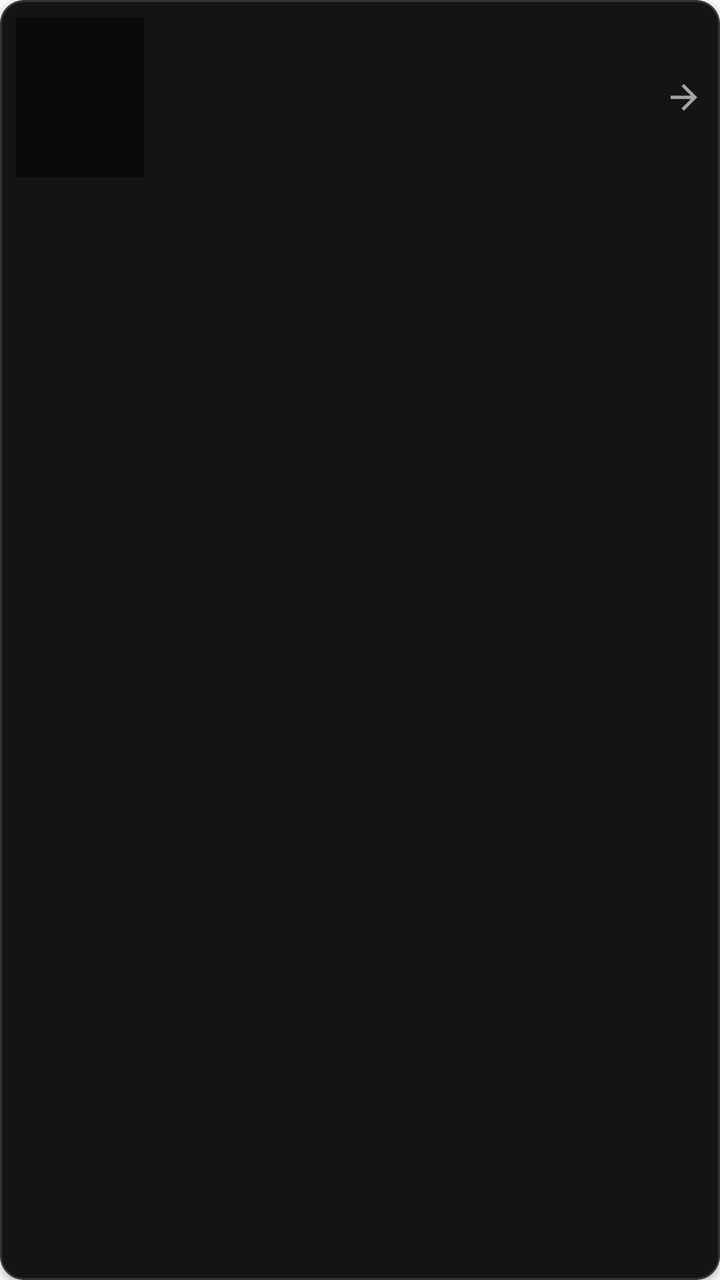
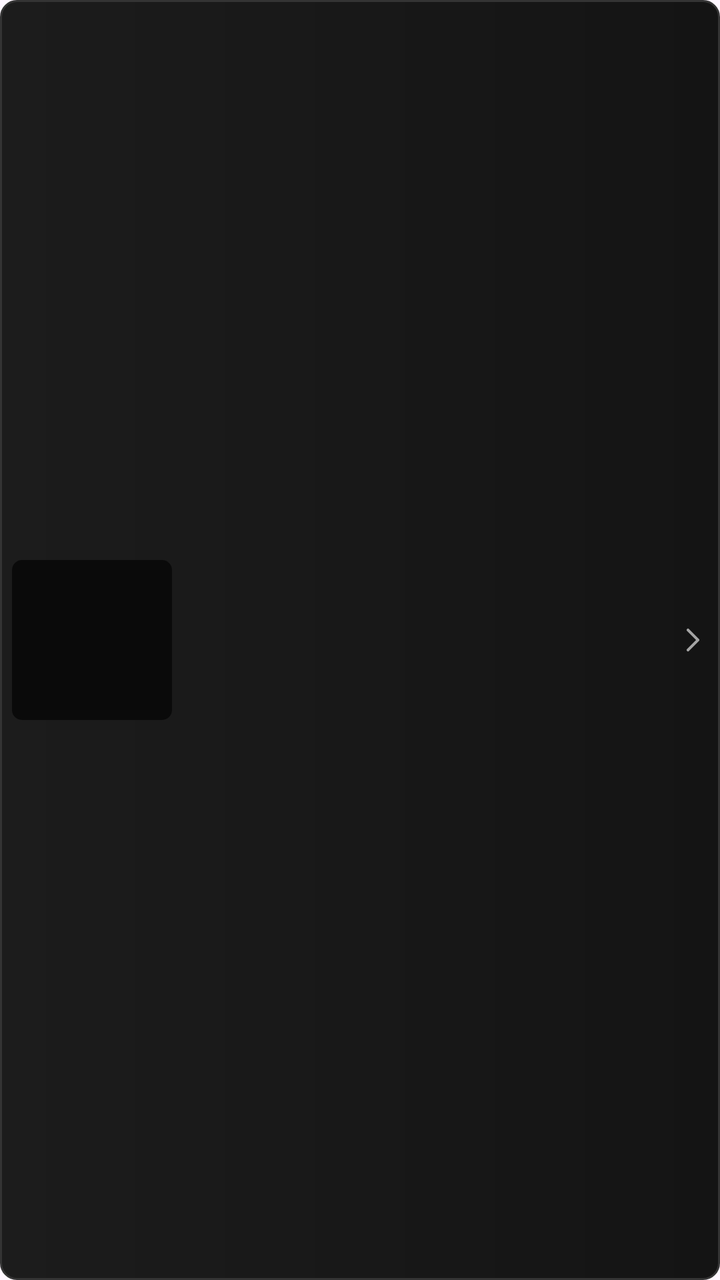

Compare the two renders of this Android layout. The source of the first and the diff that turns it into the second are given below.
<!-- AndroidManifest.xml: application theme Theme.TheCorner -->
<!-- res/layout/item_history_session.xml -->
<com.google.android.material.card.MaterialCardView xmlns:android="http://schemas.android.com/apk/res/android"
    xmlns:app="http://schemas.android.com/apk/res-auto"
    android:layout_width="match_parent" android:layout_height="wrap_content" android:layout_marginBottom="10dp"
    android:clickable="true" android:focusable="true"
    app:cardBackgroundColor="@color/corner_surface" app:cardCornerRadius="12dp"
    app:cardElevation="2dp" app:strokeColor="@color/corner_outline" app:strokeWidth="1dp">
    <LinearLayout android:layout_width="match_parent" android:layout_height="wrap_content"
        android:gravity="center_vertical" android:padding="8dp">
        <ImageView android:id="@+id/artwork" android:layout_width="64dp" android:layout_height="80dp"
            android:background="@color/corner_background" android:scaleType="centerCrop" android:importantForAccessibility="no" />
        <LinearLayout android:layout_width="0dp" android:layout_weight="1" android:layout_height="wrap_content"
            android:orientation="vertical" android:paddingStart="12dp" android:paddingEnd="4dp" android:paddingVertical="8dp">
            <TextView android:id="@+id/title" style="@style/HistoryTitle" android:textSize="18sp" />
            <TextView android:id="@+id/date" style="@style/HistorySecondary" android:textSize="11sp" android:layout_marginTop="4dp" />
            <TextView android:id="@+id/summary" style="@style/HistorySecondary" android:textSize="12sp" android:layout_marginTop="6dp" />
            <TextView android:id="@+id/caloriesEstimate" style="@style/HistorySecondary" android:textSize="11sp" android:layout_marginTop="4dp" android:visibility="gone" />
        </LinearLayout>
        <ImageView android:layout_width="20dp" android:layout_height="20dp"
            android:src="@drawable/ic_arrow_back" android:rotation="180"
            app:tint="@color/corner_text_secondary" android:importantForAccessibility="no" />
    </LinearLayout>
</com.google.android.material.card.MaterialCardView>
<!-- resources referenced by this layout -->
<resources>
  <color name="corner_background">#0A0A0A</color>
  <color name="corner_outline">#343434</color>
  <color name="corner_surface">#141414</color>
  <color name="corner_text_secondary">#A5A5A5</color>
  <!-- drawable ic_arrow_back (drawable) -->
  <vector xmlns:android="http://schemas.android.com/apk/res/android" android:autoMirrored="true" android:height="24dp" android:tint="#000000" android:viewportHeight="960" android:viewportWidth="960" android:width="24dp">
        
      <path android:fillColor="@android:color/white" android:pathData="M313,520L537,744L480,800L160,480L480,160L537,216L313,440L800,440L800,520L313,520Z"/>
      
  </vector>
  <style name="HistorySecondary">
          <item name="android:layout_width">wrap_content</item>
          <item name="android:layout_height">wrap_content</item>
          <item name="android:textColor">@color/corner_text_secondary</item>
          <item name="android:textSize">13sp</item>
      </style>
  <style name="HistoryTitle">
          <item name="android:layout_width">match_parent</item>
          <item name="android:layout_height">wrap_content</item>
          <item name="android:fontFamily">sans-serif-condensed</item>
          <item name="android:textStyle">bold</item>
          <item name="android:textSize">22sp</item>
          <item name="android:letterSpacing">0.04</item>
          <item name="android:textColor">@color/corner_text_primary</item>
      </style>
  <style name="Theme.TheCorner" parent="Base.Theme.TheCorner" />
  <color name="corner_text_primary">#F5F5F5</color>
  <style name="Base.Theme.TheCorner" parent="Theme.Material3.DayNight.NoActionBar">
          
          <item name="colorPrimary">@color/red_primary</item>
          <item name="colorOnPrimary">@color/white</item>
          <item name="colorSecondary">@color/dark_gray</item>
      </style>
  <color name="red_primary">#D72638</color>
  <color name="white">#FFFFFF</color>
  <color name="dark_gray">#1E1E1E</color>
</resources>

<!-- the commit's change to res/layout/item_history_session.xml (unified diff, before → after) -->
@@ -1,22 +1,32 @@
-<com.google.android.material.card.MaterialCardView xmlns:android="http://schemas.android.com/apk/res/android"
+<LinearLayout xmlns:android="http://schemas.android.com/apk/res/android"
     xmlns:app="http://schemas.android.com/apk/res-auto"
-    android:layout_width="match_parent" android:layout_height="wrap_content" android:layout_marginBottom="10dp"
-    android:clickable="true" android:focusable="true"
-    app:cardBackgroundColor="@color/corner_surface" app:cardCornerRadius="12dp"
-    app:cardElevation="2dp" app:strokeColor="@color/corner_outline" app:strokeWidth="1dp">
-    <LinearLayout android:layout_width="match_parent" android:layout_height="wrap_content"
-        android:gravity="center_vertical" android:padding="8dp">
-        <ImageView android:id="@+id/artwork" android:layout_width="64dp" android:layout_height="80dp"
-            android:background="@color/corner_background" android:scaleType="centerCrop" android:importantForAccessibility="no" />
-        <LinearLayout android:layout_width="0dp" android:layout_weight="1" android:layout_height="wrap_content"
-            android:orientation="vertical" android:paddingStart="12dp" android:paddingEnd="4dp" android:paddingVertical="8dp">
-            <TextView android:id="@+id/title" style="@style/HistoryTitle" android:textSize="18sp" />
-            <TextView android:id="@+id/date" style="@style/HistorySecondary" android:textSize="11sp" android:layout_marginTop="4dp" />
-            <TextView android:id="@+id/summary" style="@style/HistorySecondary" android:textSize="12sp" android:layout_marginTop="6dp" />
-            <TextView android:id="@+id/caloriesEstimate" style="@style/HistorySecondary" android:textSize="11sp" android:layout_marginTop="4dp" android:visibility="gone" />
-        </LinearLayout>
-        <ImageView android:layout_width="20dp" android:layout_height="20dp"
-            android:src="@drawable/ic_arrow_back" android:rotation="180"
-            app:tint="@color/corner_text_secondary" android:importantForAccessibility="no" />
+    android:layout_width="match_parent" android:layout_height="wrap_content"
+    android:layout_marginBottom="8dp" android:background="@drawable/bg_history_session"
+    android:foreground="?attr/selectableItemBackground" android:clickable="true"
+    android:focusable="true" android:gravity="center_vertical" android:padding="6dp">
+    <com.google.android.material.imageview.ShapeableImageView
+        android:id="@+id/artwork" android:layout_width="@dimen/history_artwork_size"
+        android:layout_height="@dimen/history_artwork_size" android:scaleType="centerCrop"
+        android:background="@color/corner_background" android:importantForAccessibility="no"
+        app:shapeAppearanceOverlay="@style/HistoryArtworkShape" />
+    <LinearLayout android:layout_width="0dp" android:layout_weight="1"
+        android:layout_height="wrap_content" android:orientation="vertical"
+        android:paddingStart="10dp" android:paddingEnd="2dp" android:paddingVertical="6dp">
+        <TextView android:id="@+id/title" style="@style/HistoryTitle" android:textSize="16sp" android:letterSpacing="0.03" />
+        <TextView android:id="@+id/date" style="@style/HistorySecondary" android:textSize="11sp" android:layout_marginTop="5dp" />
+        <androidx.constraintlayout.widget.ConstraintLayout android:layout_width="match_parent"
+            android:layout_height="wrap_content" android:layout_marginTop="8dp">
+            <TextView android:id="@+id/rounds" style="@style/HistorySecondary" android:textSize="10sp" />
+            <TextView android:id="@+id/duration" style="@style/HistorySecondary" android:textSize="10sp" />
+            <TextView android:id="@+id/caloriesEstimate" style="@style/HistorySecondary" android:textSize="10sp" />
+            <androidx.constraintlayout.helper.widget.Flow android:layout_width="0dp" android:layout_height="wrap_content"
+                app:layout_constraintStart_toStartOf="parent" app:layout_constraintEnd_toEndOf="parent"
+                app:layout_constraintTop_toTopOf="parent" app:layout_constraintBottom_toBottomOf="parent"
+                app:constraint_referenced_ids="rounds,duration,caloriesEstimate"
+                app:flow_wrapMode="chain" app:flow_horizontalStyle="packed" app:flow_horizontalBias="0"
+                app:flow_horizontalGap="8dp" app:flow_verticalGap="5dp" />
+        </androidx.constraintlayout.widget.ConstraintLayout>
     </LinearLayout>
-</com.google.android.material.card.MaterialCardView>
+    <ImageView android:layout_width="12dp" android:layout_height="20dp" android:layout_marginStart="2dp"
+        android:layout_marginEnd="2dp" android:src="@drawable/ic_history_chevron" android:importantForAccessibility="no" />
+</LinearLayout>
<!-- resource entries referenced after the edit -->
@@ -1,15 +1,27 @@
 <!-- resources referenced by this layout -->
 <resources>
   <color name="corner_background">#0A0A0A</color>
+  <dimen name="history_artwork_size">68dp</dimen>
+  <!-- drawable bg_history_session (drawable) -->
+  <shape xmlns:android="http://schemas.android.com/apk/res/android">
+      <gradient android:startColor="@color/corner_surface_variant" android:endColor="@color/corner_surface" android:angle="0" />
+      <corners android:radius="8dp" />
+      <stroke android:width="1dp" android:color="@color/corner_outline" />
+  </shape>
+  <!-- drawable ic_history_chevron (drawable) -->
+  <vector xmlns:android="http://schemas.android.com/apk/res/android"
+      android:width="12dp" android:height="20dp" android:viewportWidth="12" android:viewportHeight="20" android:autoMirrored="true">
+      <path android:pathData="M4,5 L9,10 L4,15" android:fillColor="@android:color/transparent"
+          android:strokeColor="@color/corner_text_secondary" android:strokeWidth="1.4"
+          android:strokeLineCap="round" android:strokeLineJoin="round" />
+  </vector>
+  <style name="HistoryArtworkShape">
+          <item name="cornerFamily">rounded</item>
+          <item name="cornerSize">5dp</item>
+      </style>
   <color name="corner_outline">#343434</color>
   <color name="corner_surface">#141414</color>
   <color name="corner_text_secondary">#A5A5A5</color>
-  <!-- drawable ic_arrow_back (drawable) -->
-  <vector xmlns:android="http://schemas.android.com/apk/res/android" android:autoMirrored="true" android:height="24dp" android:tint="#000000" android:viewportHeight="960" android:viewportWidth="960" android:width="24dp">
-        
-      <path android:fillColor="@android:color/white" android:pathData="M313,520L537,744L480,800L160,480L480,160L537,216L313,440L800,440L800,520L313,520Z"/>
-      
-  </vector>
   <style name="HistorySecondary">
           <item name="android:layout_width">wrap_content</item>
           <item name="android:layout_height">wrap_content</item>
@@ -26,6 +38,7 @@
           <item name="android:textColor">@color/corner_text_primary</item>
       </style>
   <style name="Theme.TheCorner" parent="Base.Theme.TheCorner" />
+  <color name="corner_surface_variant">#1C1C1C</color>
   <color name="corner_text_primary">#F5F5F5</color>
   <style name="Base.Theme.TheCorner" parent="Theme.Material3.DayNight.NoActionBar">
           
